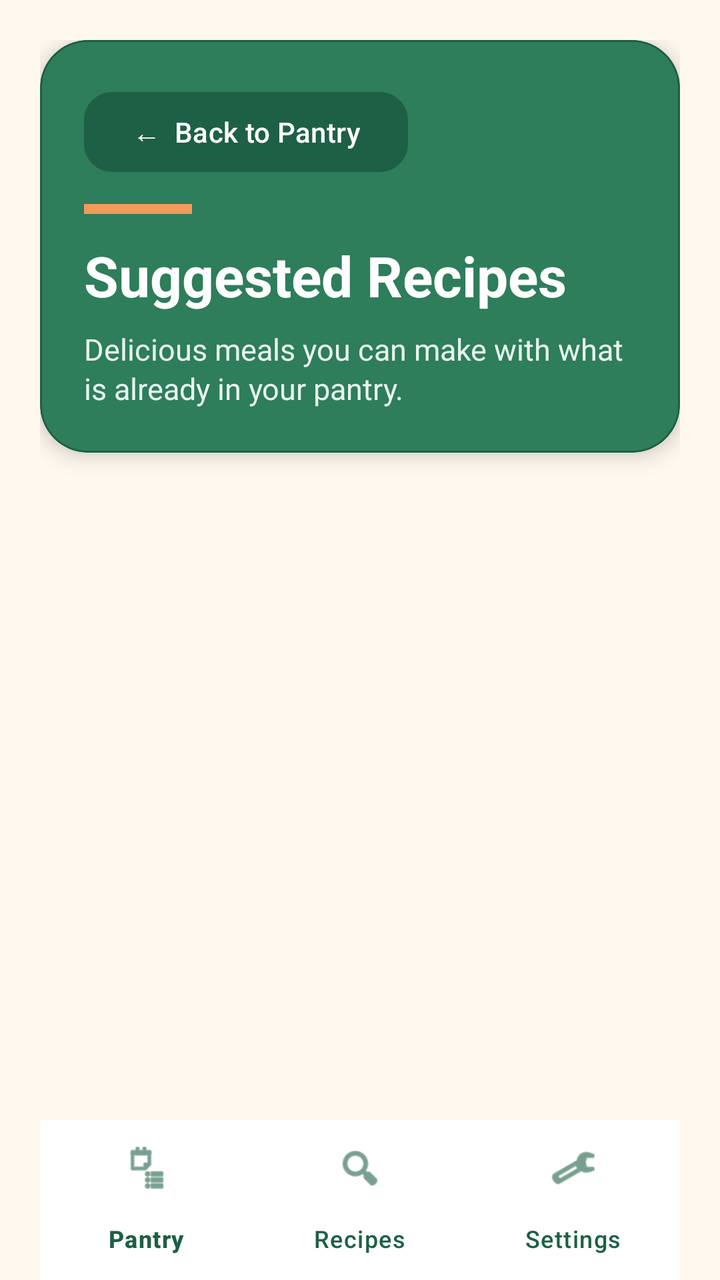
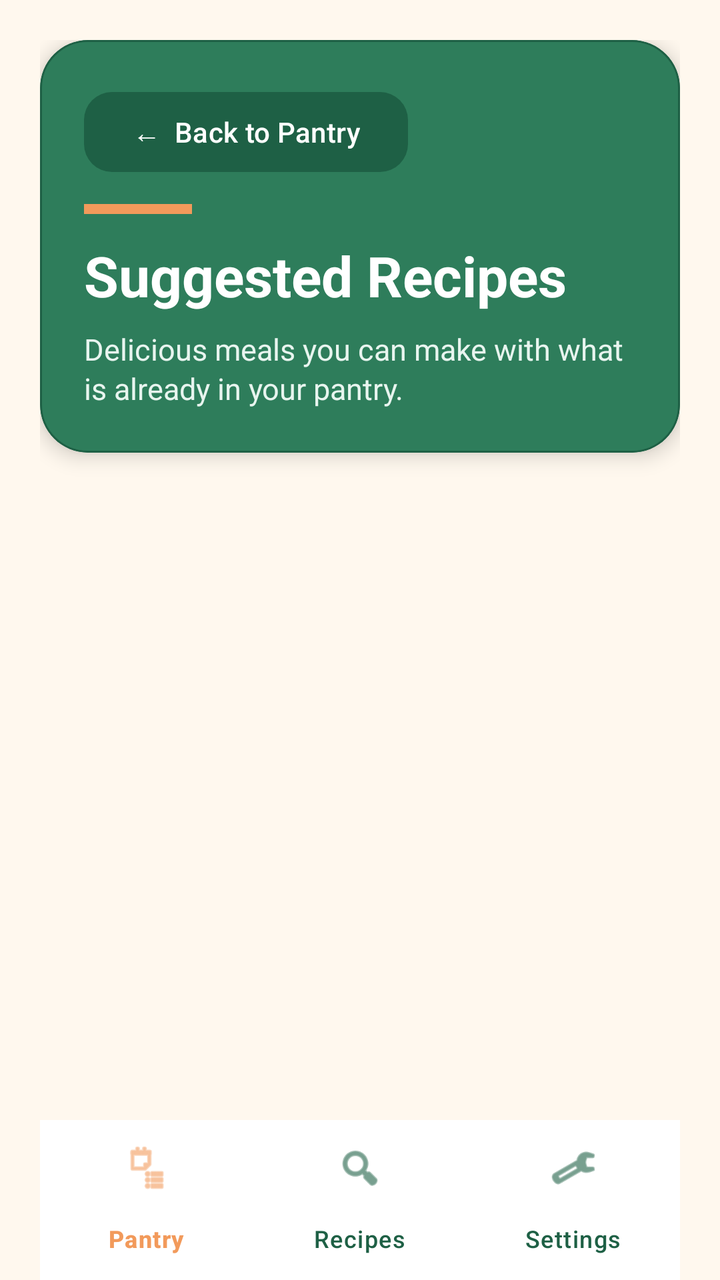

An Android layout rendered at two revisions. The XML below is the earlier revision; the diff shows what the commit changed to produce the second picture.
<!-- AndroidManifest.xml: application theme Theme.SmartPantryManager -->
<!-- res/layout/activity_suggested_recipes.xml -->
<?xml version="1.0" encoding="utf-8"?>
<LinearLayout
    xmlns:android="http://schemas.android.com/apk/res/android"
    xmlns:app="http://schemas.android.com/apk/res-auto"
    android:id="@+id/main"
    android:layout_width="match_parent"
    android:layout_height="match_parent"
    android:orientation="vertical"
    android:paddingStart="20dp"
    android:paddingTop="20dp"
    android:paddingEnd="20dp"
    android:background="@color/pantry_background">

    
    <com.google.android.material.card.MaterialCardView
        android:layout_width="match_parent"
        android:layout_height="wrap_content"
        android:layout_marginBottom="20dp"
        app:cardBackgroundColor="@color/pantry_green"
        app:cardCornerRadius="24dp"
        app:cardElevation="6dp"
        app:strokeColor="@color/pantry_green_dark"
        app:strokeWidth="1dp">

        <LinearLayout
            android:layout_width="match_parent"
            android:layout_height="wrap_content"
            android:orientation="vertical"
            android:padding="22dp">

            <com.google.android.material.button.MaterialButton
                android:id="@+id/buttonBackToPantry"
                android:layout_width="wrap_content"
                android:layout_height="wrap_content"
                android:layout_marginBottom="12dp"
                android:text="←  Back to Pantry"
                android:textAllCaps="false"
                android:textColor="@android:color/white"
                app:backgroundTint="@color/pantry_green_dark"
                app:cornerRadius="14dp" />

            
            <View
                android:layout_width="54dp"
                android:layout_height="5dp"
                android:layout_marginBottom="12dp"
                android:background="@color/pantry_orange" />

            <TextView
                android:id="@+id/textSuggestedRecipesTitle"
                android:layout_width="wrap_content"
                android:layout_height="wrap_content"
                android:text="Suggested Recipes"
                android:textColor="@android:color/white"
                android:textSize="28sp"
                android:textStyle="bold" />

            <TextView
                android:id="@+id/textSuggestedRecipesSubtitle"
                android:layout_width="match_parent"
                android:layout_height="wrap_content"
                android:layout_marginTop="8dp"
                android:text="Delicious meals you can make with what is already in your pantry."
                android:textColor="#E8F5EF"
                android:textSize="15sp"
                android:lineSpacingExtra="2dp" />

        </LinearLayout>

    </com.google.android.material.card.MaterialCardView>

    
    <FrameLayout
        android:layout_width="match_parent"
        android:layout_height="0dp"
        android:layout_weight="1">

        <androidx.recyclerview.widget.RecyclerView
            android:id="@+id/recyclerSuggestedRecipes"
            android:layout_width="match_parent"
            android:layout_height="match_parent"
            android:clipToPadding="false"
            android:paddingBottom="16dp" />

        <com.google.android.material.card.MaterialCardView
            android:id="@+id/cardNoRecipes"
            android:layout_width="match_parent"
            android:layout_height="wrap_content"
            android:layout_gravity="center"
            android:layout_margin="8dp"
            android:visibility="gone"
            app:cardBackgroundColor="@color/pantry_card"
            app:cardCornerRadius="20dp"
            app:cardElevation="3dp"
            app:strokeColor="@color/pantry_orange"
            app:strokeWidth="2dp">

            <LinearLayout
                android:layout_width="match_parent"
                android:layout_height="wrap_content"
                android:gravity="center"
                android:orientation="vertical"
                android:padding="28dp">

                <TextView
                    android:layout_width="wrap_content"
                    android:layout_height="wrap_content"
                    android:text="No recipes yet"
                    android:textColor="@color/pantry_green_dark"
                    android:textSize="21sp"
                    android:textStyle="bold" />

                <TextView
                    android:id="@+id/textNoRecipes"
                    android:layout_width="match_parent"
                    android:layout_height="wrap_content"
                    android:layout_marginTop="10dp"
                    android:gravity="center"
                    android:text="No recipes match your pantry yet. Add more ingredients to discover something delicious."
                    android:textColor="@color/pantry_text_muted"
                    android:textSize="15sp"
                    android:lineSpacingExtra="3dp" />

            </LinearLayout>

        </com.google.android.material.card.MaterialCardView>

    </FrameLayout>

    
    <com.google.android.material.bottomnavigation.BottomNavigationView
        android:id="@+id/bottomNavigation"
        android:layout_width="match_parent"
        android:layout_height="wrap_content"
        android:background="@android:color/white"
        android:elevation="12dp"
        app:itemIconTint="@color/pantry_green_dark"
        app:itemTextColor="@color/pantry_green_dark"
        app:labelVisibilityMode="labeled"
        app:menu="@menu/bottom_navigation_menu" />

</LinearLayout>
<!-- resources referenced by this layout -->
<resources>
  <color name="pantry_background">#FFF8EE</color>
  <color name="pantry_card">#FFFFFF</color>
  <color name="pantry_green">#2E7D5B</color>
  <color name="pantry_green_dark">#1E6045</color>
  <color name="pantry_orange">#F29A5B</color>
  <color name="pantry_text_muted">#66766F</color>
  <style name="Theme.SmartPantryManager" parent="Base.Theme.SmartPantryManager" />
  <style name="Base.Theme.SmartPantryManager" parent="Theme.Material3.DayNight.NoActionBar">
          
          
      </style>
</resources>

<!-- the commit's change to res/layout/activity_suggested_recipes.xml (unified diff, before → after) -->
@@ -134,8 +134,8 @@
         android:layout_height="wrap_content"
         android:background="@android:color/white"
         android:elevation="12dp"
-        app:itemIconTint="@color/pantry_green_dark"
-        app:itemTextColor="@color/pantry_green_dark"
+        app:itemIconTint="@color/bottom_navigation_colors"
+        app:itemTextColor="@color/bottom_navigation_colors"
         app:labelVisibilityMode="labeled"
         app:menu="@menu/bottom_navigation_menu" />
 
